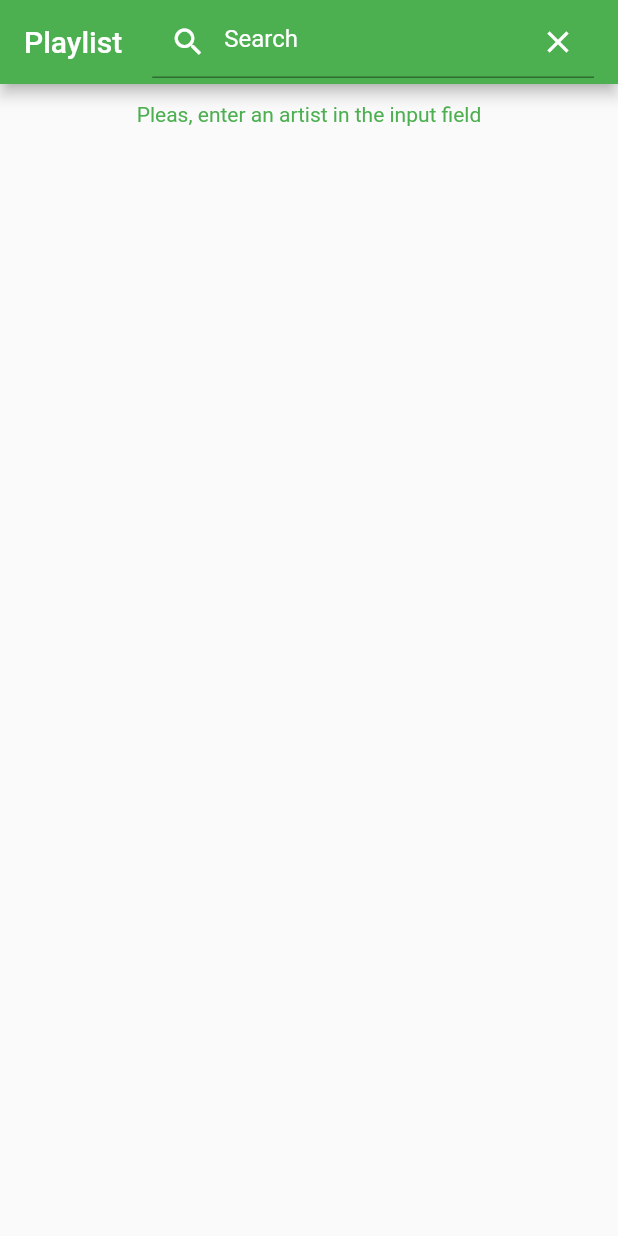
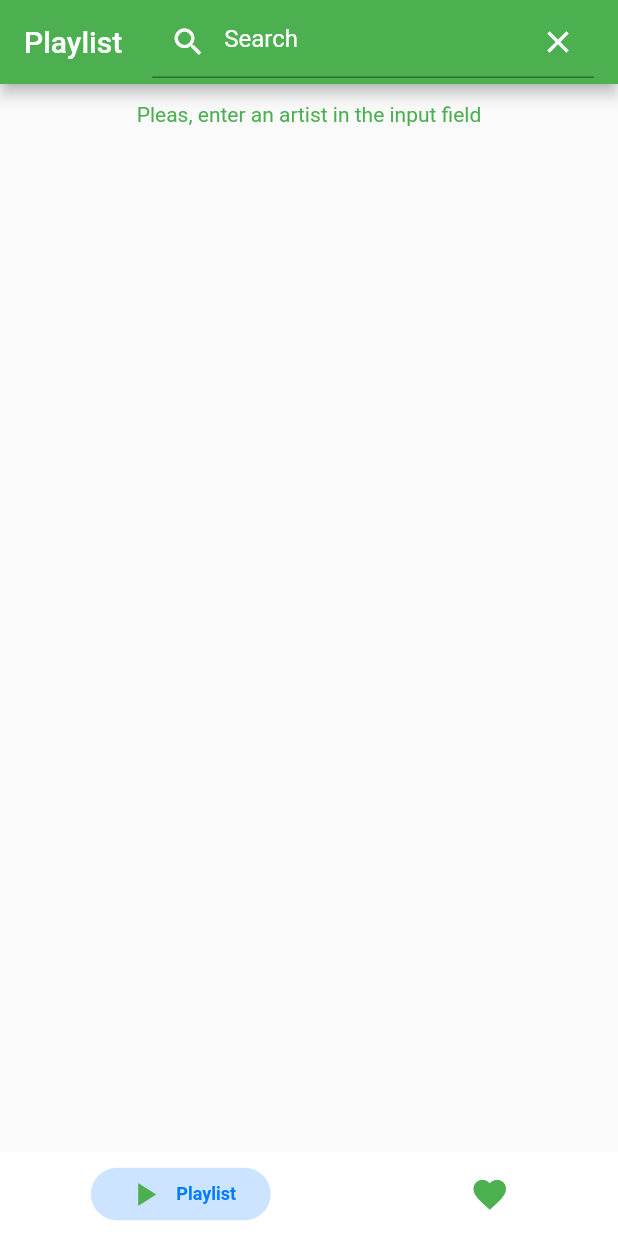
Before and after one commit to k1mka/spotify_prototype, a Flutter app: the screen it shows after launch, on a phone screen of 412 x 824 dp. Run offline on Flutter 3.47's test engine with Material 2 defaults, Android fonts, the phone set to English and light mode, and no system bars; drawn by our look-alikes of persistent_bottom_nav_bar; our stand-ins replace flutter_bloc, get_it.

Commit message:
created Tab Bar

```diff
--- a/lib/spotify_prototype_app.dart
+++ b/lib/spotify_prototype_app.dart
@@ -1,4 +1,6 @@
 import 'package:flutter/material.dart';
+import 'package:persistent_bottom_nav_bar/persistent_tab_view.dart';
+import 'package:spotify_prototype/presentation/screens/likest_screen/favorite_screen.dart';
 
 import 'presentation/screens/playlist_screen/playlist_screen.dart';
 
@@ -7,8 +9,59 @@ class SpotifyPrototypeApp extends StatelessWidget {
 
   @override
   Widget build(BuildContext context) {
-    return const MaterialApp(
-      home: PlayListScreen(),
+    return MaterialApp(
+      home: Column(children: [
+        Expanded(
+          child: PersistentTabView(
+            context,
+            screens: screens(),
+            items: navBarItems(),
+          ),
+        ),
+      ]),
     );
   }
 }
+
+List<Widget> screens() => [const PlayListScreen(), const FavouriteScreen()];
+
+List<PersistentBottomNavBarItem> navBarItems() {
+  return [
+    PersistentBottomNavBarItem(
+        icon: const Icon(
+          Icons.play_arrow,
+          color: Colors.green,
+        ),
+        title: 'Playlist'),
+    PersistentBottomNavBarItem(
+        icon: const Icon(
+          Icons.favorite,
+          color: Colors.green,
+        ),
+        title: 'FavouriteList')
+  ];
+}
+
+class CustomTabBar extends StatelessWidget {
+  const CustomTabBar({Key? key}) : super(key: key);
+
+  @override
+  Widget build(BuildContext context) {
+    return BottomNavigationBar(
+      items: [
+        BottomNavigationBarItem(
+          icon: IconButton(
+              onPressed: () => Navigator.push(context, MaterialPageRoute(builder: (context) => PlayListScreen())),
+              icon: const Icon(Icons.play_arrow)),
+          label: 'Home',
+        ),
+        BottomNavigationBarItem(
+          icon: IconButton(
+              onPressed: () => Navigator.push(context, MaterialPageRoute(builder: (context) => FavouriteScreen())),
+              icon: const Icon(Icons.favorite)),
+          label: 'Business',
+        ),
+      ],
+    );
+  }
+}
```
